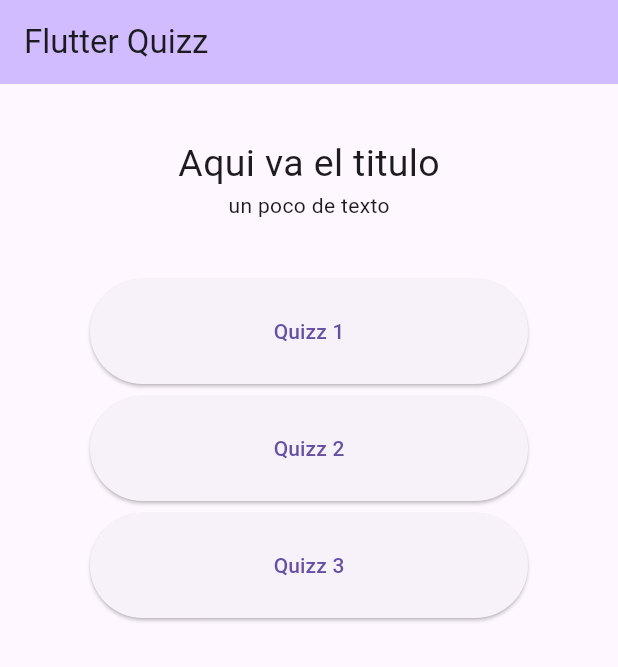
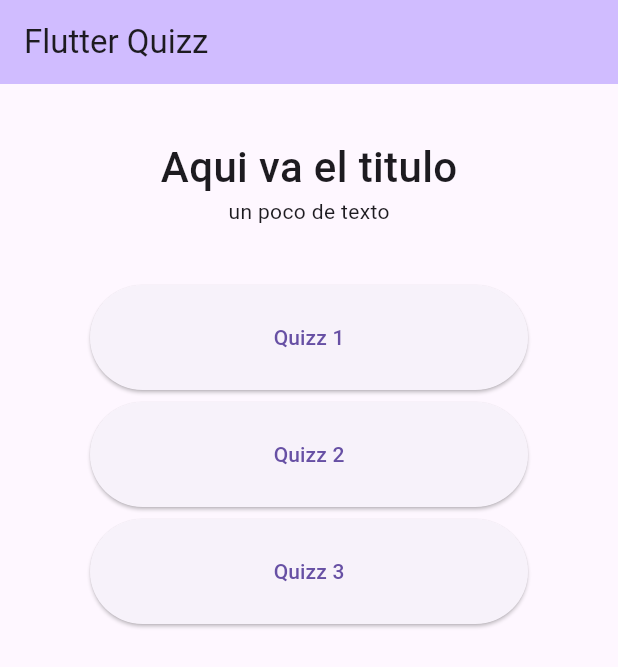
Before and after one commit to cartveroj/flutter_quizz, a Flutter app: the screen it shows after launch, on a phone screen of 412 x 824 dp. Shown: the top 667 px of the screen. Run offline on Flutter 3.47's test engine with Material 3 defaults, Android fonts, the phone set to English and light mode, and no system bars.

Commit message:
title font weight

```diff
--- a/quizz_app/lib/pages/home.dart
+++ b/quizz_app/lib/pages/home.dart
@@ -32,7 +32,8 @@ class _MyHomePageState extends State<MyHomePage> {
                     children: <Widget>[
                       Text(
                         'Aqui va el titulo',
-                        style: TextStyle(fontSize: 25),
+                        style: TextStyle(
+                            fontSize: 28, fontWeight: FontWeight.w500),
                       ),
                       Text(
                         'un poco de texto',
```
